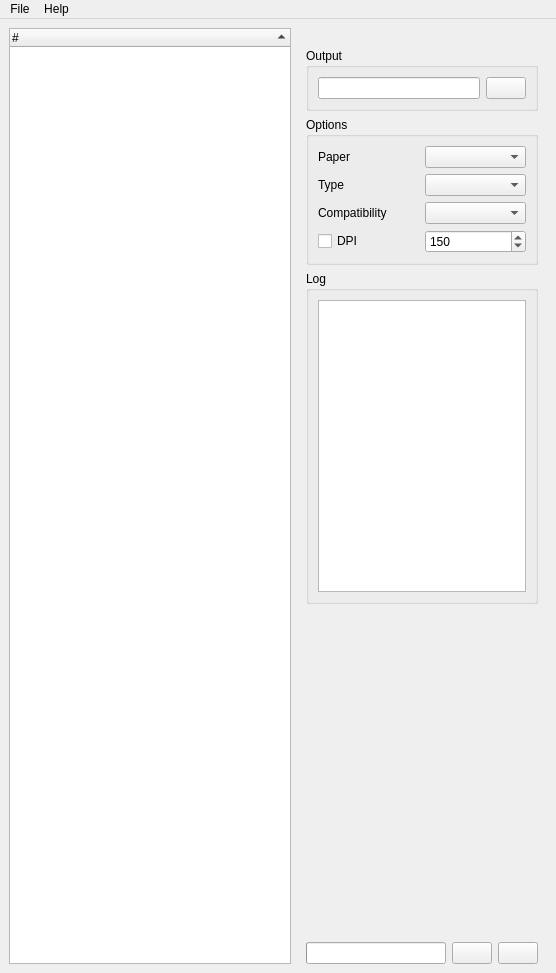
Qt form fusepdf.ui (nettstudio/fusepdf) before a commit.
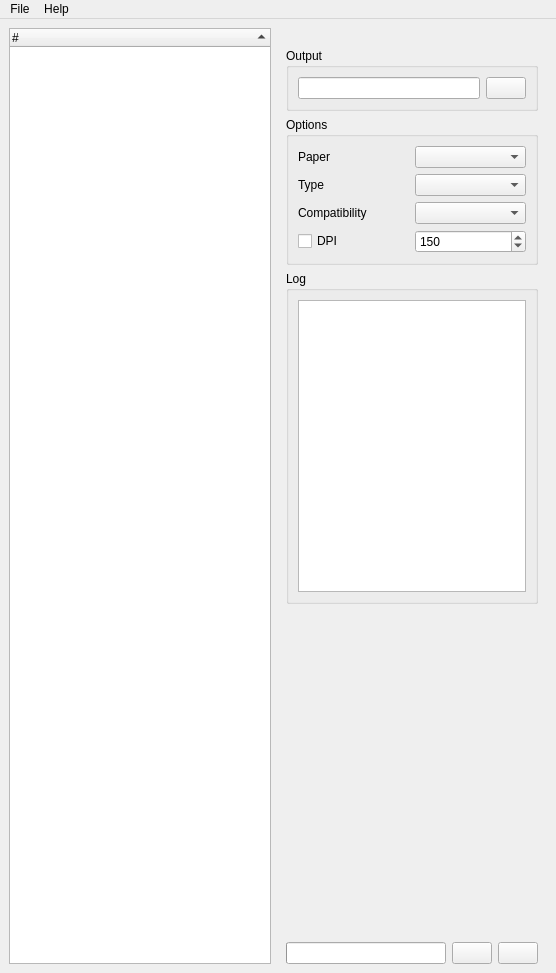
The same form after that commit. Icons and pictures are not drawn. Custom widgets are drawn as their Qt base class.

The edit to the form file:
```diff
--- a/fusepdf.ui
+++ b/fusepdf.ui
@@ -68,7 +68,7 @@
      <widget class="QWidget" name="widget" native="true">
       <property name="maximumSize">
        <size>
-        <width>250</width>
+        <width>270</width>
         <height>16777215</height>
        </size>
       </property>
@@ -251,7 +251,7 @@
          </property>
          <property name="sizeHint" stdset="0">
           <size>
-           <width>229</width>
+           <width>249</width>
            <height>246</height>
           </size>
          </property>
```
